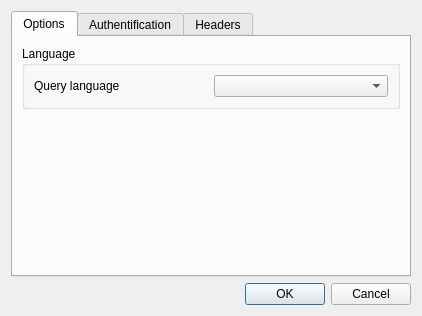
This is ui_settings.ui in edigonzales-archiv/qgis_geoadminsearch as Qt 5 draws it before an edit. The edited form follows.
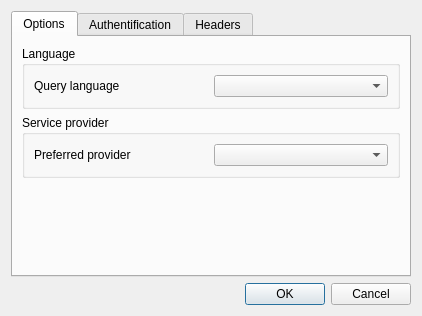
This is the edited form.

Commit message: layer add erster wurf, neu preferred provider -> wmts oder wms

```diff
--- a/ui_settings.ui
+++ b/ui_settings.ui
@@ -34,6 +34,29 @@
        <string>Options</string>
       </attribute>
       <layout class="QGridLayout" name="gridLayout_6">
+       <item row="1" column="0">
+        <widget class="QGroupBox" name="groupBox_2">
+         <property name="title">
+          <string>Service provider </string>
+         </property>
+         <layout class="QGridLayout" name="gridLayout_7">
+          <item row="0" column="0">
+           <layout class="QHBoxLayout" name="horizontalLayout_3">
+            <item>
+             <widget class="QLabel" name="label_4">
+              <property name="text">
+               <string>Preferred provider </string>
+              </property>
+             </widget>
+            </item>
+            <item>
+             <widget class="QComboBox" name="comboBoxProvider"/>
+            </item>
+           </layout>
+          </item>
+         </layout>
+        </widget>
+       </item>
        <item row="0" column="0">
         <widget class="QGroupBox" name="groupBox">
          <property name="title">
@@ -57,7 +80,7 @@
          </layout>
         </widget>
        </item>
-       <item row="1" column="0">
+       <item row="2" column="0">
         <spacer name="verticalSpacer_2">
          <property name="orientation">
           <enum>Qt::Vertical</enum>
```
The commit also changes 3 other files.
